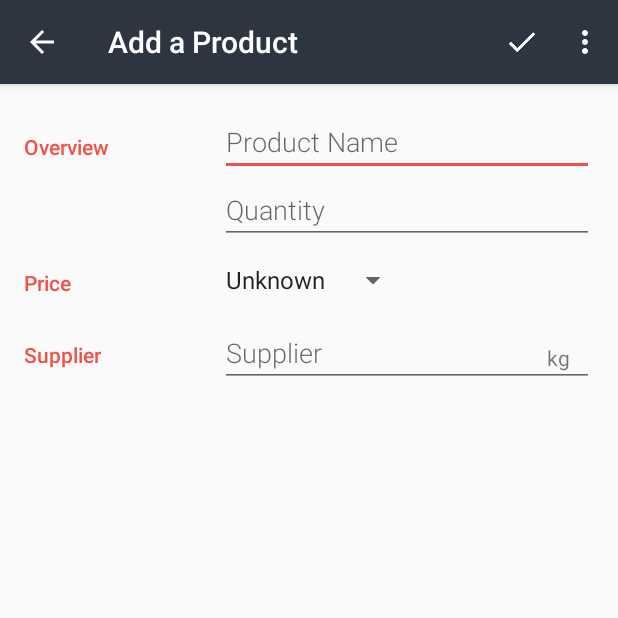
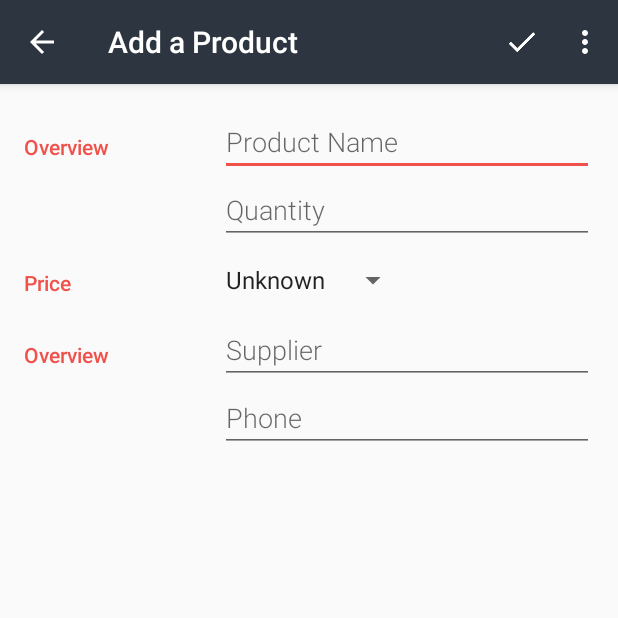
Before and after one commit to hjtse/Android-2.8InventoryApp, an Android app: the screen it shows after launch (EditorActivity), after a tap on an icon or button, on a phone screen of 412 x 824 dp, the top half of it. Run offline under Robolectric (Android 15) with nearby library versions, the phone set to English and light mode, and no system bars.

Commit message:
added phone category

```diff
--- a/app/src/main/java/com/example/android/inventory/CatalogActivity.java
+++ b/app/src/main/java/com/example/android/inventory/CatalogActivity.java
@@ -72,6 +72,7 @@ public class CatalogActivity extends AppCompatActivity {
                 InventoryContract.InventoryEntry.COLUMN_QUANTITY,
                 InventoryContract.InventoryEntry.COLUMN_SUPPLIER_NAME,
                 InventoryContract.InventoryEntry.COLUMN_PRICE,
+                InventoryContract.InventoryEntry.COLUMN_SUPPLIER_PHONE,
         };
 
 
@@ -93,14 +94,16 @@ public class CatalogActivity extends AppCompatActivity {
                     InventoryContract.InventoryEntry.COLUMN_PRODUCT_NAME + "-" +
                     InventoryContract.InventoryEntry.COLUMN_QUANTITY + "-" +
                     InventoryContract.InventoryEntry.COLUMN_PRICE + "-" +
-                    InventoryContract.InventoryEntry.COLUMN_SUPPLIER_NAME + "\n");
+                    InventoryContract.InventoryEntry.COLUMN_SUPPLIER_NAME + "-" +
+                    InventoryContract.InventoryEntry.COLUMN_SUPPLIER_PHONE + "\n");
 
             // Figure out the index of each column
             int idColumnIndex = cursor.getColumnIndex(InventoryEntry._ID);
             int nameColumnIndex = cursor.getColumnIndex(InventoryContract.InventoryEntry.COLUMN_PRODUCT_NAME);
-            int breedColumnIndex = cursor.getColumnIndex(InventoryContract.InventoryEntry.COLUMN_QUANTITY);
-            int genderColumnIndex = cursor.getColumnIndex(InventoryEntry.COLUMN_PRICE);
-            int weightColumnIndex = cursor.getColumnIndex(InventoryContract.InventoryEntry.COLUMN_SUPPLIER_NAME);
+            int quantityColumnIndex = cursor.getColumnIndex(InventoryContract.InventoryEntry.COLUMN_QUANTITY);
+            int priceColumnIndex = cursor.getColumnIndex(InventoryEntry.COLUMN_PRICE);
+            int supplierColumnIndex = cursor.getColumnIndex(InventoryContract.InventoryEntry.COLUMN_SUPPLIER_NAME);
+            int phoneColumnIndex = cursor.getColumnIndex(InventoryContract.InventoryEntry.COLUMN_SUPPLIER_PHONE);
 
             // Iterate through all the returned rows in the cursor
             while (cursor.moveToNext()) {
@@ -108,15 +111,17 @@ public class CatalogActivity extends AppCompatActivity {
                 // at the current row the cursor is on.
                 int currentID = cursor.getInt(idColumnIndex);
                 String currentName = cursor.getString(nameColumnIndex);
-                String currentBreed = cursor.getString(breedColumnIndex);
-                int currentGender = cursor.getInt(genderColumnIndex);
-                int currentWeight = cursor.getInt(weightColumnIndex);
+                String currentQuantity = cursor.getString(quantityColumnIndex);
+                int currentPrice = cursor.getInt(priceColumnIndex);
+                int currentSupplier = cursor.getInt(supplierColumnIndex);
+                int currentPhone = cursor.getInt(phoneColumnIndex);
                 // Display the values from each column of the current row in the cursor in the TextView
                 displayView.append(("\n" + currentID + " - " +
                         currentName + " - " +
-                        currentBreed + " - " +
-                        currentGender + " - " +
-                        currentWeight));
+                        currentQuantity + " - " +
+                        currentPrice + " - " +
+                        currentSupplier + " - " +
+                        currentPhone));
             }
         } finally {
             // Always close the cursor when you're done reading from it. This releases all its
@@ -138,6 +143,7 @@ public class CatalogActivity extends AppCompatActivity {
         values.put(InventoryContract.InventoryEntry.COLUMN_QUANTITY, "123");
         values.put(InventoryContract.InventoryEntry.COLUMN_PRICE, InventoryContract.InventoryEntry.GENDER_MALE);
         values.put(InventoryContract.InventoryEntry.COLUMN_SUPPLIER_NAME, 7);
+        values.put(InventoryContract.InventoryEntry.COLUMN_SUPPLIER_PHONE, 1234567890);
 
         long newRowId = db.insert(InventoryContract.InventoryEntry.TABLE_NAME, null, values);
 
--- a/app/src/main/java/com/example/android/inventory/EditorActivity.java
+++ b/app/src/main/java/com/example/android/inventory/EditorActivity.java
@@ -60,6 +60,12 @@ public class EditorActivity extends AppCompatActivity {
      */
     private Spinner mPriceSpinner;
 
+
+    /**
+     * EditText field to enter the supplier phone
+     */
+    private EditText mPhoneEditText;
+
     /**
      * Gender of the product. The possible values are:
      * 0 for unknown gender, 1 for male, 2 for female.
@@ -75,6 +81,7 @@ public class EditorActivity extends AppCompatActivity {
         mProductEditText = (EditText) findViewById(R.id.edit_product_name);
         mQuantityEditText = (EditText) findViewById(R.id.edit_product_quantity);
         mSupplierEditText = (EditText) findViewById(R.id.edit_pet_weight);
+        mPhoneEditText = (EditText) findViewById(R.id.edit_supplier_phone);
         mPriceSpinner = (Spinner) findViewById(R.id.spinner_gender);
 
         setupSpinner();
@@ -129,6 +136,7 @@ public class EditorActivity extends AppCompatActivity {
         String productString = mProductEditText.getText().toString().trim();
         String quantityString = mQuantityEditText.getText().toString().trim();
         String supplierString = mSupplierEditText.getText().toString().trim();
+        String phoneString = mPhoneEditText.getText().toString().trim();
         int weight = Integer.parseInt(supplierString);
 
         //Integer.parseInt("I") -> 1
@@ -138,12 +146,13 @@ public class EditorActivity extends AppCompatActivity {
         SQLiteDatabase db = mDbHelper.getWritableDatabase();
 
         // Create a ContentValues object where column names are the keys,
-        // and Toto's product attributes are the values.
+        // and product attributes are the values.
         ContentValues values = new ContentValues();
         values.put(InventoryEntry.COLUMN_PRODUCT_NAME, productString);
         values.put(InventoryEntry.COLUMN_QUANTITY, quantityString);
         values.put(InventoryEntry.COLUMN_PRICE, mGender);
         values.put(InventoryEntry.COLUMN_SUPPLIER_NAME, supplierString);
+        values.put(InventoryEntry.COLUMN_SUPPLIER_PHONE, phoneString);
 
         long newRowId = db.insert(InventoryEntry.TABLE_NAME, null, values);
 
--- a/app/src/main/java/com/example/android/inventory/data/InventoryContract.java
+++ b/app/src/main/java/com/example/android/inventory/data/InventoryContract.java
@@ -18,6 +18,7 @@ public final class InventoryContract {
         public static final String COLUMN_PRICE = "price";
         public static final String COLUMN_QUANTITY = "quantity";
         public static final String COLUMN_SUPPLIER_NAME = "supplier";
+        public static final String COLUMN_SUPPLIER_PHONE = "phone";
 
         /**
          * Gender Values
--- a/app/src/main/java/com/example/android/inventory/data/InventoryDbHelper.java
+++ b/app/src/main/java/com/example/android/inventory/data/InventoryDbHelper.java
@@ -43,7 +43,8 @@ public class InventoryDbHelper extends SQLiteOpenHelper {
                 + InventoryContract.InventoryEntry.COLUMN_PRODUCT_NAME + " TEXT NOT NULL, "
                 + InventoryContract.InventoryEntry.COLUMN_QUANTITY + " TEXT, "
                 + InventoryContract.InventoryEntry.COLUMN_PRICE + " INTEGER NOT NULL, "
-                + InventoryEntry.COLUMN_SUPPLIER_NAME + " INTEGER NOT NULL DEFAULT 0);";
+                + InventoryEntry.COLUMN_SUPPLIER_NAME + " INTEGER NOT NULL DEFAULT 0,"
+                + InventoryEntry.COLUMN_SUPPLIER_PHONE + " INTEGER NOT NULL);";
 
         // Execute the SQL Statement
         db.execSQL(SQL_CREATE_INVENTORY_TABLE);
--- a/app/src/main/res/layout/activity_editor.xml
+++ b/app/src/main/res/layout/activity_editor.xml
@@ -85,23 +85,26 @@
     </LinearLayout>
 
     <!-- Measurement category -->
+
+
+    <!-- Overview category -->
     <LinearLayout
-        android:id="@+id/container_measurement"
         android:layout_width="match_parent"
         android:layout_height="wrap_content"
         android:orientation="horizontal">
 
         <!-- Label -->
         <TextView
-            android:text="@string/category_supplier"
+            android:text="@string/category_overview"
             style="@style/CategoryStyle" />
 
         <!-- Input fields -->
-        <RelativeLayout
+        <LinearLayout
             android:layout_height="wrap_content"
             android:layout_width="0dp"
             android:layout_weight="2"
-            android:paddingLeft="4dp">
+            android:paddingLeft="4dp"
+            android:orientation="vertical">
 
             <!-- Weight field -->
             <EditText
@@ -110,11 +113,13 @@
                 android:inputType="number"
                 style="@style/EditorFieldStyle" />
 
-            <!-- Units for weight (kg) -->
-            <TextView
-                android:id="@+id/label_weight_units"
-                android:text="@string/unit_pet_weight"
-                style="@style/EditorUnitsStyle"/>
-        </RelativeLayout>
+            <!-- Breed field -->
+            <EditText
+                android:id="@+id/edit_supplier_phone"
+                android:hint="@string/hint_supplier_phone"
+                android:inputType="textCapWords"
+                style="@style/EditorFieldStyle" />
+        </LinearLayout>
     </LinearLayout>
+
 </LinearLayout>
--- a/app/src/main/res/values/strings.xml
+++ b/app/src/main/res/values/strings.xml
@@ -25,37 +25,22 @@
 
     <!-- Label for editor menu option to save product and leave editor [CHAR LIMIT=20] -->
     <string name="action_save">Save</string>
-
-    <!-- Label for editor overflow menu option that deletes the current product [CHAR LIMIT=20] -->
     <string name="action_delete">Delete</string>
 
     <!-- Label for overview category of attributes in the editor [CHAR LIMIT=30] -->
     <string name="category_overview">Overview</string>
-
-    <!-- Label for gender information in the editor [CHAR LIMIT=30] -->
     <string name="category_price">Price</string>
-
-    <!-- Label for measurement information in the editor [CHAR LIMIT=30] -->
     <string name="category_supplier">Supplier</string>
 
     <!-- Text hint for name field in the editor [CHAR LIMIT=30] -->
     <string name="hint_product_name">Product Name</string>
-
-    <!-- Text hint for breed field in the editor [CHAR LIMIT=30] -->
     <string name="hint_product_quantity">Quantity</string>
-
-    <!-- Text hint for name field in the editor [CHAR LIMIT=30] -->
     <string name="hint_supplier_name">Supplier</string>
-
-    <!-- Units for weight of the pet (kilograms) [CHAR LIMIT=5] -->
+    <string name="hint_supplier_phone">Phone</string>
     <string name="unit_pet_weight">kg</string>
 
     <!-- Label for dropdown menu option if the pet's gender is unknown [CHAR LIMIT=20] -->
     <string name="gender_unknown">Unknown</string>
-
-    <!-- Label for dropdown menu option if the pet is male [CHAR LIMIT=20] -->
     <string name="gender_male">Male</string>
-
-    <!-- Label for dropdown menu option if the pet is female [CHAR LIMIT=20] -->
     <string name="gender_female">Female</string>
 </resources>
```
